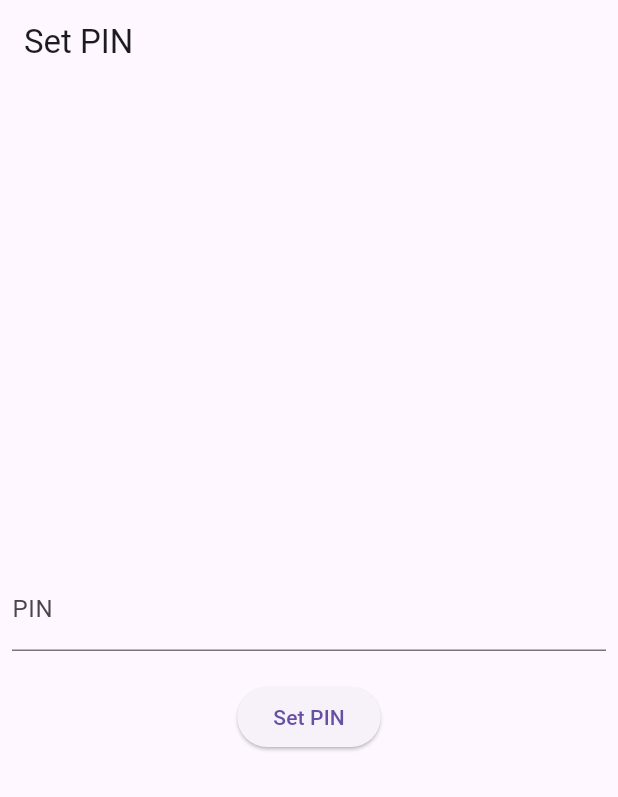
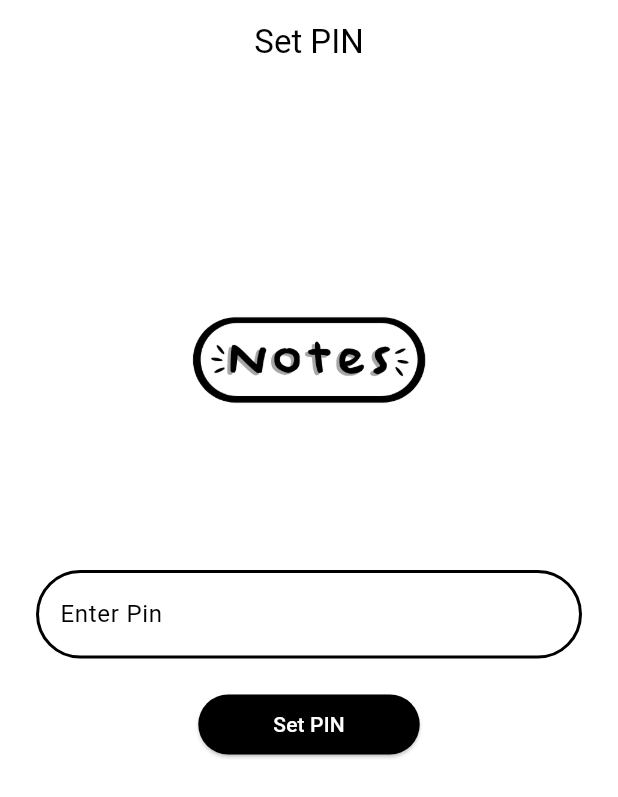
Before and after one commit to leo140803/final-exam-ambw, a Flutter app: the screen it shows after launch, on a phone screen of 412 x 824 dp. Shown: the top 797 px of the screen. Run offline on Flutter 3.47's test engine with Material 3 defaults, Android fonts, the phone set to English and light mode, and no system bars; our stand-ins replace hive, hive_flutter; accounts and stored records are empty.

Commit message:
style:  login page

```diff
--- a/lib/create.dart
+++ b/lib/create.dart
@@ -39,7 +39,7 @@ class _CreateNoteState extends State<CreateNote> {
           ? _contentController.text
           : 'No content',
       'createdAt': now,
-      'lastEditedAt': now,
+      'lastEditedAt': '-',
     };
 
     await box.add(newNote);
--- a/lib/login.dart
+++ b/lib/login.dart
@@ -38,8 +38,8 @@ class _LoginScreenState extends State<LoginScreen> {
         Navigator.pushReplacement(
             context, MaterialPageRoute(builder: (context) => HomeScreen()));
       } else {
-        ScaffoldMessenger.of(context)
-            .showSnackBar(SnackBar(content: Text('Incorrect PIN')));
+        ScaffoldMessenger.of(context).showSnackBar(SnackBar(
+            content: Text('Incorrect PIN'), backgroundColor: Colors.red));
       }
     }
   }
@@ -47,27 +47,90 @@ class _LoginScreenState extends State<LoginScreen> {
   @override
   Widget build(BuildContext context) {
     return Scaffold(
+      backgroundColor: Colors.white,
       appBar: AppBar(
-        title: Text(isSetup ? 'Set PIN' : 'Enter PIN'),
+        backgroundColor:
+            Colors.white,
+        elevation: 0,
+        title: Text(
+          isSetup ? 'Set PIN' : 'Login',
+          style: TextStyle(color: Colors.black),
         ),
-      body: Padding(
-        padding: const EdgeInsets.all(8.0),
+        centerTitle: true,
+      ),
+      body: _buildBody(),
+    );
+  }
+
+  Widget _buildBody() {
+    return SingleChildScrollView(
+      padding: const EdgeInsets.all(24.0),
       child: Column(
         mainAxisAlignment: MainAxisAlignment.center,
         children: [
+          SizedBox(height: 40),
+
+          SizedBox(height: 20),
+          Image.asset(
+            'lib/assets/logo.png',
+            height: 200,
+          ),
+          SizedBox(height: 40),
           TextField(
+            cursorColor: Colors.black,
             controller: _pinController,
-              decoration: InputDecoration(labelText: 'PIN'),
+            decoration: InputDecoration(
+              labelText: 'Enter Pin',
+              labelStyle: TextStyle(
+                  color:
+                      Colors.black),
+              enabledBorder: OutlineInputBorder(
+                // Normal state border
+                borderSide: BorderSide(
+                    color: Colors.black,
+                    width: 2.0),
+                borderRadius: BorderRadius.circular(30.0),
+              ),
+              focusedBorder: OutlineInputBorder(
+                // Border when TextField is selected
+                borderSide: BorderSide(
+                    color: Colors.black,
+                    width: 2.0),
+                borderRadius: BorderRadius.circular(30.0),
+              ),
+              border: OutlineInputBorder(
+                borderRadius: BorderRadius.circular(30.0),
+                borderSide:
+                    BorderSide(color: Colors.black, width: 2.0),
+              ),
+            ),
             obscureText: true,
             keyboardType: TextInputType.number,
+            style: TextStyle(
+              fontSize: 18,
+              color: Colors
+                  .black,
             ),
+          ),
+
           SizedBox(height: 20),
           ElevatedButton(
             onPressed: _login,
-              child: Text(isSetup ? 'Set PIN' : 'Login'),
+            child: Text(
+              isSetup ? 'Set PIN' : 'Login',
+              style: TextStyle(color: Colors.white),
+            ),
+            style: ElevatedButton.styleFrom(
+              backgroundColor: Colors.black,
+              shape: RoundedRectangleBorder(
+                borderRadius: BorderRadius.circular(
+                    30.0),
+              ),
+              padding: EdgeInsets.symmetric(
+                  horizontal: 50, vertical: 10),
+            ),
           ),
         ],
-        ),
       ),
     );
   }
--- a/pubspec.yaml
+++ b/pubspec.yaml
@@ -22,3 +22,5 @@ dev_dependencies:
   hive_generator: ^1.1.1
 flutter:
   uses-material-design: true
+  assets:
+    - lib/assets/logo.png
```
Also changed, not shown: lib/home.dart (+28 -11 lines), lib/assets/logo.png (added). Lines whose indentation alone changed are shown as unchanged.
